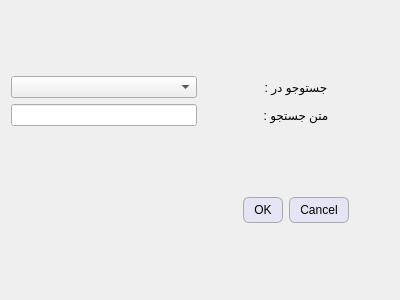
This is searchform.ui in kia-far/QtDBS as Qt 5 draws it before an edit. The edited form follows.
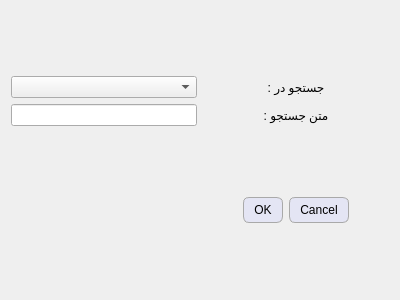
This is the edited form.

Diff of the .ui file:
```diff
--- a/searchform.ui
+++ b/searchform.ui
@@ -57,7 +57,7 @@
        <item row="1" column="1">
         <widget class="QLabel" name="label">
          <property name="text">
-          <string>جستوجو در :</string>
+          <string>جستجو در :</string>
          </property>
          <property name="alignment">
           <set>Qt::AlignmentFlag::AlignCenter</set>
```
